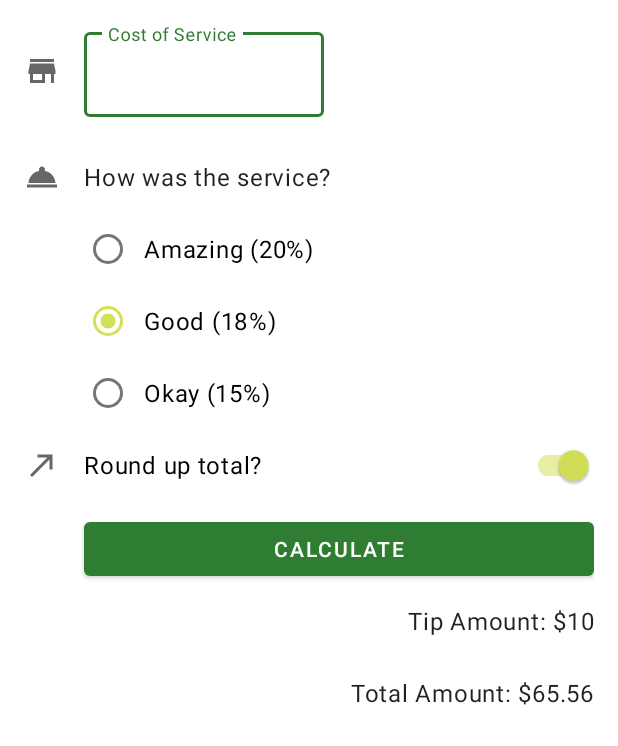
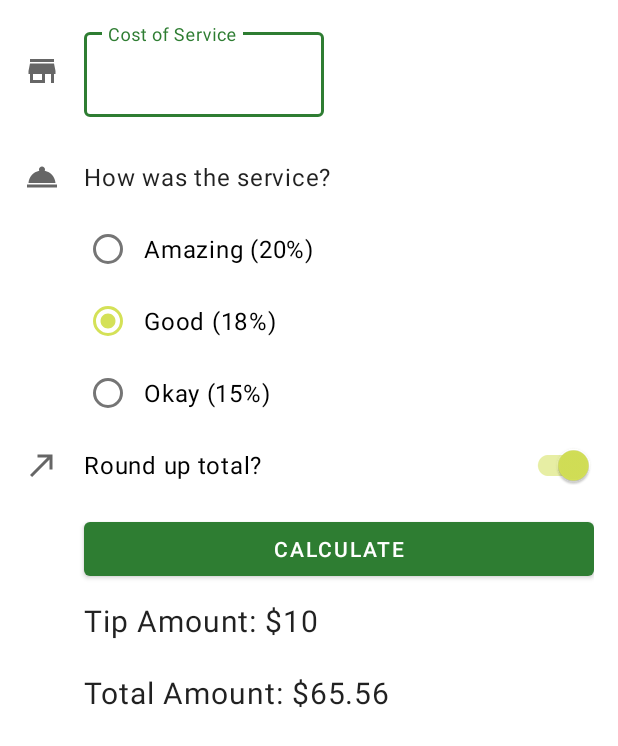
Before and after one commit to tse-jeff/TipCalc, an Android app: the layout activity_main.xml on its own in the app's theme, with its tools: preview values and no code run, on a phone screen of 412 x 824 dp. Shown: the top 746 px of the screen. Run offline under Robolectric (Android 15) with nearby library versions, the phone set to English and light mode, and no system bars.

Commit message:
changed layout of results

```diff
--- a/app/src/main/res/layout/activity_main.xml
+++ b/app/src/main/res/layout/activity_main.xml
@@ -123,18 +123,22 @@
             style="@style/Widget.TipCalc.TextView"
             android:layout_width="wrap_content"
             android:layout_height="wrap_content"
-            app:layout_constraintEnd_toEndOf="parent"
+            android:layout_marginStart="40dp"
+            app:layout_constraintStart_toStartOf="parent"
             app:layout_constraintTop_toBottomOf="@id/calculate_button"
-            tools:text="Tip Amount: $10" />
+            tools:text="Tip Amount: $10"
+            android:textSize="20sp" />
 
         <TextView
             android:id="@+id/total_amount"
             style="@style/Widget.TipCalc.TextView"
             android:layout_width="wrap_content"
             android:layout_height="wrap_content"
-            app:layout_constraintEnd_toEndOf="parent"
+            android:layout_marginStart="40dp"
+            app:layout_constraintStart_toStartOf="parent"
             app:layout_constraintTop_toBottomOf="@id/tip_result"
-            tools:text="Total Amount: $65.56" />
+            tools:text="Total Amount: $65.56"
+            android:textSize="20sp" />
 
 
     </androidx.constraintlayout.widget.ConstraintLayout>
```
